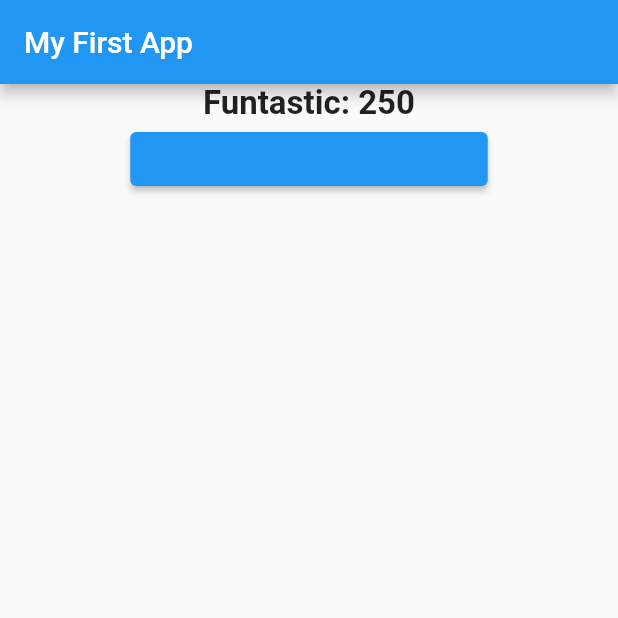
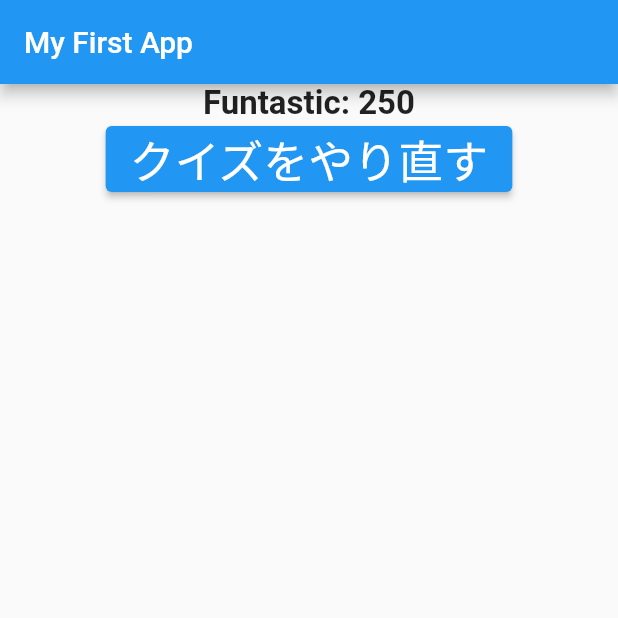
Before and after one commit to gsuzuki983/flutter_complete_guide, a Flutter app: the screen it shows after launch, after a tap on "Black", after a tap on "Roti", after a tap on "My hero academea", on a phone screen of 412 x 824 dp, the top half of it. Run offline on Flutter 3.47's test engine with Material 2 defaults, Android fonts, the phone set to English and light mode, and no system bars.

Commit message:
change text color

```diff
--- a/lib/result.dart
+++ b/lib/result.dart
@@ -32,9 +32,9 @@ class Result extends StatelessWidget {
           ElevatedButton(
             onPressed: resetHandler,
             child: Text(
-              'restarting Quiz!',
+              'クイズをやり直す',
               style: TextStyle(
-                color: Colors.blue,
+                color: Colors.white,
                 fontSize: 30,
               ),
             ),
```
